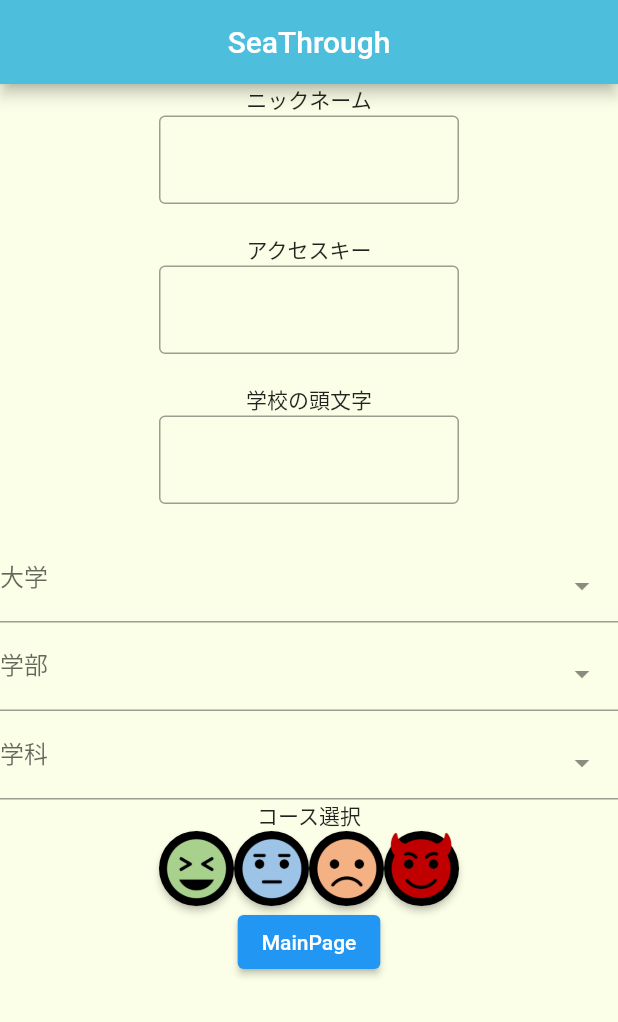
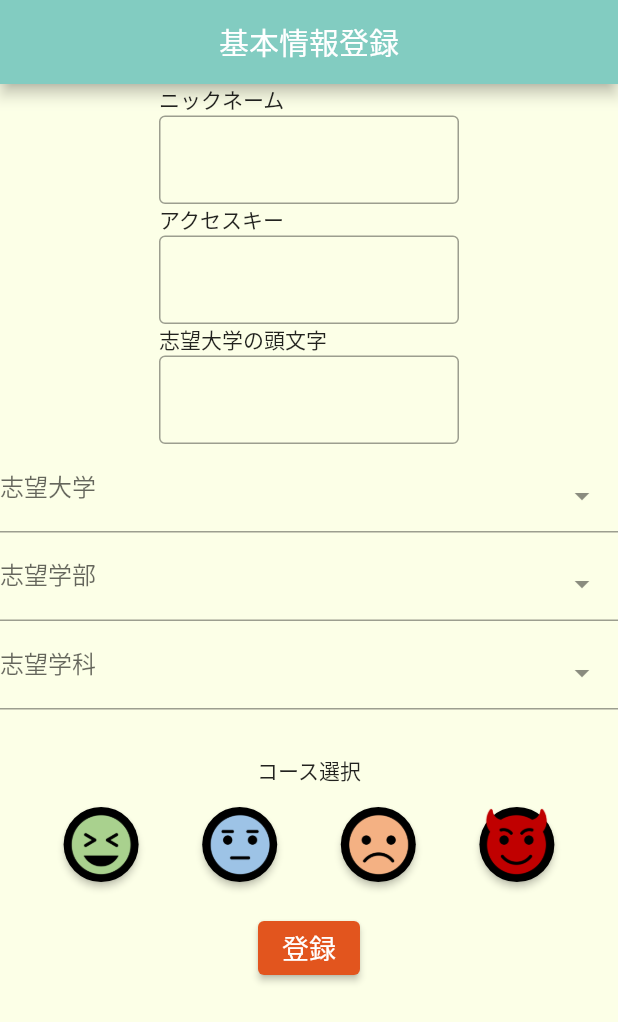
Before and after one commit to mon50/back_calculation, a Flutter app: the screen it shows after launch, on a phone screen of 412 x 824 dp. Shown: the top 1022 px of the screen. Run offline on Flutter 3.47's test engine with Material 2 defaults, Android fonts, the light colour scheme and no system bars; drawn by our look-alikes of select_form_field.

Commit message:
ほぼほぼ完成

```diff
--- a/lib/information.dart
+++ b/lib/information.dart
@@ -8,7 +8,7 @@ class InformationPage extends StatefulWidget {
   State<InformationPage> createState() => _InformationPageState();
 }
 
-const kMainColour = Color(0xFF4DBEDC);
+const kMainColour = Color(0xFF82CCC1);
 
 bool button_1 = false;
 bool button_2 = false;
@@ -134,7 +134,7 @@ class _InformationPageState extends State<InformationPage> {
   Widget build(BuildContext context) {
     return Scaffold(
       appBar: AppBar(
-          title: Text('SeaThrough'),
+          title: Text('基本情報登録'),
           centerTitle: true,
           backgroundColor: kMainColour,
       ),
@@ -144,11 +144,14 @@ class _InformationPageState extends State<InformationPage> {
             Center(
               child:Center(
                 child:Container(
-                  height:100,
+                  height:80,
                   width:200,
                   child: Column(
                     children: <Widget>[
-                      Text('ニックネーム'),
+                      Container(
+                        alignment: Alignment.centerLeft,
+                        child: Text('ニックネーム'),
+                      ),
                       TextFormField(
                         decoration: InputDecoration(
                           border: OutlineInputBorder(),
@@ -161,11 +164,14 @@ class _InformationPageState extends State<InformationPage> {
             ),
             Center(
               child:Container(
-                height:100,
+                height:80,
                 width:200,
                 child: Column(
                   children: <Widget>[
-                    Text('アクセスキー'),
+                    Container(
+                      alignment: Alignment.centerLeft,
+                      child: Text('アクセスキー'),
+                    ),
                     TextFormField(
                       decoration: InputDecoration(
                         border: OutlineInputBorder(),
@@ -178,11 +184,14 @@ class _InformationPageState extends State<InformationPage> {
             Center(
               child:Center(
                 child:Container(
-                  height:100,
+                  height:80,
                   width:200,
                   child: Column(
                     children: <Widget>[
-                      Text('学校の頭文字'),
+                      Container(
+                        alignment: Alignment.centerLeft,
+                        child: Text('志望大学の頭文字'),
+                      ),
                       TextFormField(
                         decoration: InputDecoration(
                           border: OutlineInputBorder(),
@@ -196,7 +205,7 @@ class _InformationPageState extends State<InformationPage> {
             SelectFormField(
               type: SelectFormFieldType.dropdown, // or can be dialog
               initialValue: 'circle',
-              labelText: '大学',
+              labelText: '志望大学',
               items: _items,
               onChanged: (val) => print(val),
               onSaved: (val) => print(val),
@@ -204,7 +213,7 @@ class _InformationPageState extends State<InformationPage> {
             SelectFormField(
               type: SelectFormFieldType.dropdown, // or can be dialog
               initialValue: 'circle',
-              labelText: '学部',
+              labelText: '志望学部',
               items: _items_2,
               onChanged: (val) => print(val),
               onSaved: (val) => print(val),
@@ -213,16 +222,26 @@ class _InformationPageState extends State<InformationPage> {
             SelectFormField(
               type: SelectFormFieldType.dropdown, // or can be dialog
               initialValue: 'circle',
-              labelText: '学科',
+              labelText: '志望学科',
               items: _items_3,
               onChanged: (val) => print(val),
               onSaved: (val) => print(val),
             ),
 
             //コースボタン
-            Text('コース選択'),
-            Row(
-              mainAxisAlignment: MainAxisAlignment.center,
+            Column(
+              children:<Widget>[
+                Container(
+                  height: 30,
+                ),
+                Container(
+                  height: 30,
+                  child:Text('コース選択'),
+                ),
+                Container(
+                  height: 60,
+                  child:Row(
+                    mainAxisAlignment: MainAxisAlignment.spaceEvenly,
                     children:<Widget>[
                       Container(
                         height: 50,
@@ -322,13 +341,28 @@ class _InformationPageState extends State<InformationPage> {
                       ),
                     ],
                   ),
+                ),
+            ],
+            ),
 
-
+            Container(
+              height: 15,
+            ),
             //メインページへ遷移
             Align(
                 alignment: Alignment.bottomCenter,
                 child:ElevatedButton(
-                  child: Text("MainPage"),
+                  child: Text(
+                      "登録",
+                    style: TextStyle(
+                        color: Colors.white,
+                      fontSize: 18,
+                    ),
+                  ),
+                  style: ElevatedButton.styleFrom(
+                    primary: Color(0xFFE2551E),
+
+                  ),
                   onPressed: (){
                     Navigator.push(
                         context, MaterialPageRoute(builder: (context) => MainPage())
```
Lines whose indentation alone changed are shown as unchanged.
